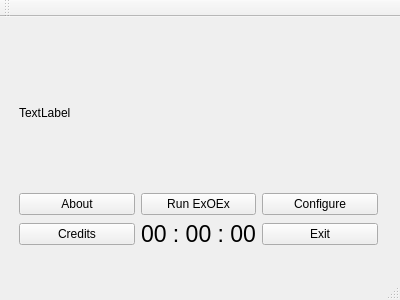
Qt form GUI/ArcGUI/mainwindow.ui (ExOplanet-Exeter/ExOEx) before a commit.
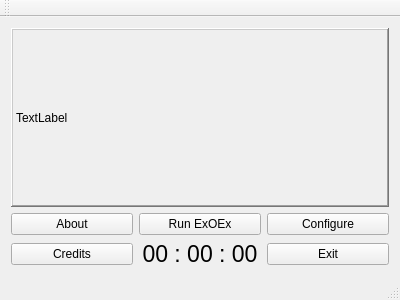
The same form after that commit.

Commit message: Finished GUI layout, now scales with window size. No underwork yet though.

```diff
--- a/GUI/ArcGUI/mainwindow.ui
+++ b/GUI/ArcGUI/mainwindow.ui
@@ -14,15 +14,8 @@
    <string>MainWindow</string>
   </property>
   <widget class="QWidget" name="centralWidget">
-   <widget class="QWidget" name="">
-    <property name="geometry">
-     <rect>
-      <x>8</x>
-      <y>10</y>
-      <width>381</width>
-      <height>231</height>
-     </rect>
-    </property>
+   <layout class="QGridLayout" name="gridLayout_2">
+    <item row="0" column="0">
     <layout class="QGridLayout" name="gridLayout">
      <item row="1" column="0">
       <widget class="QPushButton" name="pushButton_about">
@@ -76,13 +69,26 @@
      </item>
      <item row="0" column="0" colspan="3">
       <widget class="QLabel" name="label_banner">
+        <property name="cursor">
+         <cursorShape>CrossCursor</cursorShape>
+        </property>
+        <property name="mouseTracking">
+         <bool>false</bool>
+        </property>
+        <property name="frameShape">
+         <enum>QFrame::WinPanel</enum>
+        </property>
+        <property name="frameShadow">
+         <enum>QFrame::Raised</enum>
+        </property>
        <property name="text">
         <string>TextLabel</string>
        </property>
       </widget>
      </item>
     </layout>
-   </widget>
+    </item>
+   </layout>
   </widget>
   <widget class="QMenuBar" name="menuBar">
    <property name="geometry">
```
Lines whose indentation alone changed are shown as unchanged. The commit also changes 25 other files.
